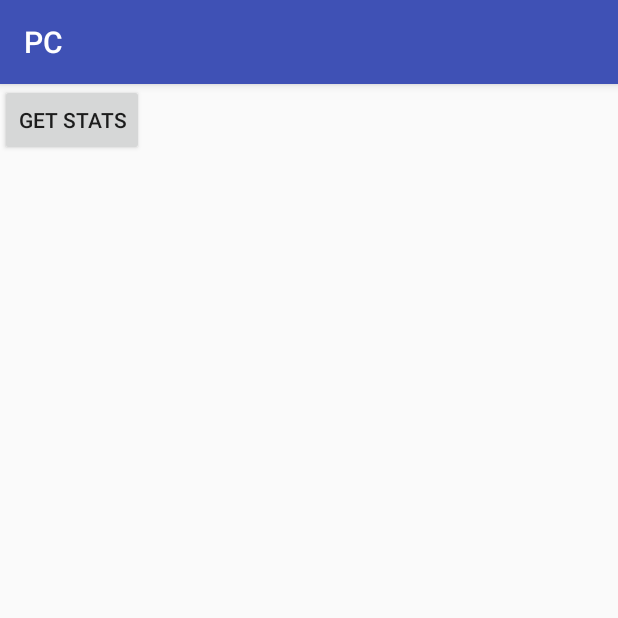
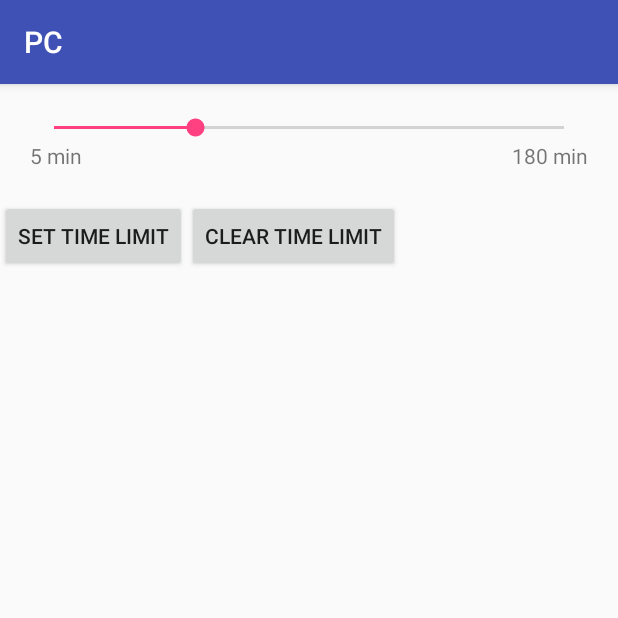
Before and after one commit to itzikal/pc, an Android app: the SetTimeLimitActivity screen opened directly, with no data from a screen before it, on a phone screen of 412 x 824 dp, the top half of it. Run offline under Robolectric (Android 15) with nearby library versions, the phone set to English and light mode, and no system bars.

Commit message:
limit time setting page

```diff
--- a/app/src/main/java/com/itzik/pc/activities/SetTimeLimitActivity.java
+++ b/app/src/main/java/com/itzik/pc/activities/SetTimeLimitActivity.java
@@ -10,9 +10,11 @@ import android.support.v7.app.AppCompatActivity;
 import android.text.TextUtils;
 import android.util.Log;
 import android.view.View;
+import android.widget.SeekBar;
+import android.widget.TextView;
 
 import com.itzik.pc.R;
-import com.itzik.pc.managers.TimeoutManager;
+import com.itzik.pc.managers.AppManager;
 import com.itzik.pc.services.MyAccessibilityService;
 
 public class SetTimeLimitActivity extends AppCompatActivity
@@ -33,16 +35,47 @@ public class SetTimeLimitActivity extends AppCompatActivity
             Intent intent = new Intent(Settings.ACTION_USAGE_ACCESS_SETTINGS);
             startActivity(intent);
         }
+        final TextView timeLimitValue = (TextView) findViewById(R.id.time_limit_value);
+        final SeekBar seekBar = (SeekBar) findViewById(R.id.time_limit_bar);
+        seekBar.setOnSeekBarChangeListener(new SeekBar.OnSeekBarChangeListener() {
+            @Override
+            public void onProgressChanged(final SeekBar seekBar, final int i, final boolean b)
+            {
+                Log.d(LOG_TAG, "onProgressChanged(), to : "+ i);
+                timeLimitValue.setText(i+ " min");
 
-        findViewById(R.id.time_limit_get_stats).setOnClickListener(new View.OnClickListener()
+            }
+
+            @Override
+            public void onStartTrackingTouch(final SeekBar seekBar)
+            {
+                Log.d(LOG_TAG, "onStartTrackingTouch(), ");
+            }
+
+            @Override
+            public void onStopTrackingTouch(final SeekBar seekBar)
+            {
+                Log.d(LOG_TAG, "onStopTrackingTouch(), ");
+            }
+        });
+
+        findViewById(R.id.time_limit_set_limit).setOnClickListener(new View.OnClickListener()
         {
             @Override
             public void onClick(View v)
             {
-                //                UStats.printCurrentUsageStatus(SetTimeLimitActivity.this);
-                //                    UStats.getUsageStatsList()
-                TimeoutManager t = new TimeoutManager();
-                t.setAlarm(getApplicationContext());
+                int progress = seekBar.getProgress();
+                Log.d(LOG_TAG, "Set time limit to  " + progress);
+                AppManager.getInstance().setAllowTime(progress);
+            }
+        });
+
+        findViewById(R.id.time_limit_clear_limit).setOnClickListener(new View.OnClickListener()
+        {
+            @Override
+            public void onClick(View v)
+            {
+                AppManager.getInstance().setAllowTime(-1);
             }
         });
     }
--- a/app/src/main/res/layout/activity_set_time_limit.xml
+++ b/app/src/main/res/layout/activity_set_time_limit.xml
@@ -5,11 +5,64 @@
     xmlns:tools="http://schemas.android.com/tools"
     android:layout_width="match_parent"
     android:layout_height="match_parent"
+    android:orientation="vertical"
     tools:context="com.itzik.pc.activities.SetTimeLimitActivity">
-<Button
-    android:id="@+id/time_limit_get_stats"
 
-    android:text="Get Stats"
-    android:layout_width="wrap_content"
-    android:layout_height="wrap_content"/>
+    <LinearLayout
+        android:layout_margin="20dp"
+        android:orientation="vertical"
+        android:layout_width="match_parent"
+        android:layout_height="wrap_content">
+
+        <SeekBar
+            android:id="@+id/time_limit_bar"
+            android:layout_width="match_parent"
+            android:layout_height="wrap_content"
+            android:max="180"
+            android:progress="50"/>
+
+        <FrameLayout
+            android:layout_width="match_parent"
+            android:layout_height="wrap_content"
+            android:orientation="horizontal">
+
+            <TextView
+                android:layout_width="wrap_content"
+                android:layout_height="wrap_content"
+                android:layout_gravity="left"
+                android:text="5 min"/>
+
+            <TextView
+                android:id="@+id/time_limit_value"
+                android:layout_width="wrap_content"
+                android:layout_height="wrap_content"
+                android:layout_gravity="center"
+                tools:text="150 min"/>
+
+            <TextView
+                android:layout_width="wrap_content"
+                android:layout_height="wrap_content"
+                android:layout_gravity="right"
+                android:text="180 min"/>
+        </FrameLayout>
+    </LinearLayout>
+
+    <LinearLayout
+        android:layout_width="wrap_content"
+        android:layout_height="wrap_content"
+        android:orientation="horizontal">
+
+        <Button
+            android:id="@+id/time_limit_set_limit"
+
+            android:layout_width="wrap_content"
+            android:layout_height="wrap_content"
+            android:text="Set time limit"/>
+
+        <Button
+            android:id="@+id/time_limit_clear_limit"
+            android:layout_width="wrap_content"
+            android:layout_height="wrap_content"
+            android:text="Clear time limit"/>
+    </LinearLayout>
 </LinearLayout>
```
Also changed, not shown: app/src/main/java/com/itzik/pc/managers/AppManager.java (+10 -0 lines), app/src/main/java/com/itzik/pc/managers/PreferancesManager.java (+12 -1 lines), app/src/main/java/com/itzik/pc/managers/TimeoutManager.java (+19 -27 lines).
